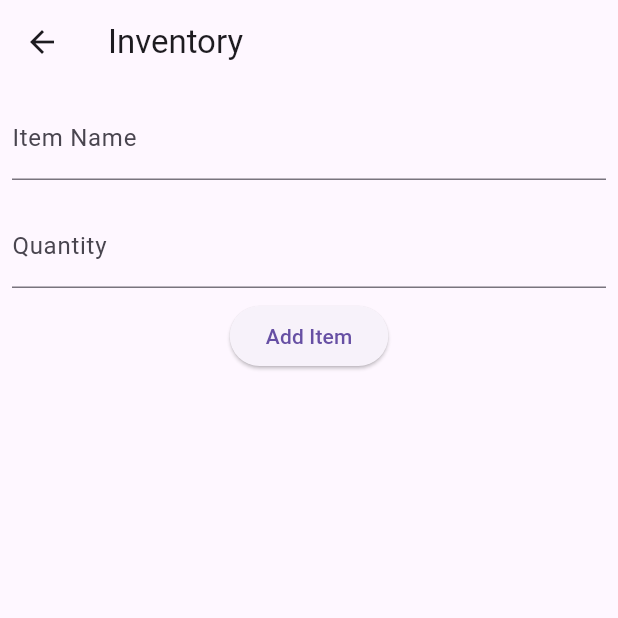
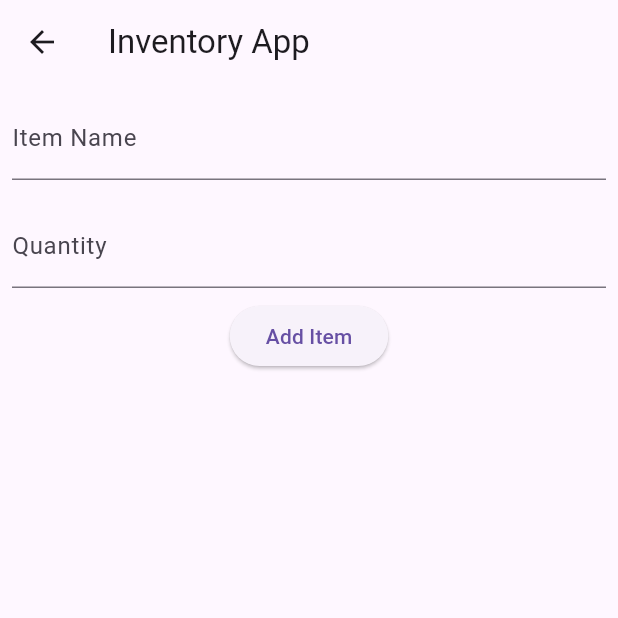
Before and after one commit to rojanparajuli/Inventory, a Flutter app: the InventoryPage screen opened directly, after a tap on "Add Item", on a phone screen of 412 x 824 dp, the top half of it. Run offline on Flutter 3.47's test engine with Material 3 defaults, Android fonts, the phone set to English and light mode, and no system bars; our stand-ins replace get, get_storage, sqflite; accounts and stored records are empty.

Commit message:
first commit

```diff
--- a/lib/controller/inventory_controller.dart
+++ b/lib/controller/inventory_controller.dart
@@ -1,32 +1,39 @@
 import 'package:get/get.dart';
-import 'package:inventory/data/database_helper.dart';
+import 'package:get_storage/get_storage.dart';
 
 class ItemController extends GetxController {
   var items = [].obs;
-  final DatabaseHelper _dbHelper = DatabaseHelper();
+  final storage = GetStorage();
 
   @override
   void onInit() {
     super.onInit();
-    _refreshItems();
+    _loadItems();
   }
 
-  Future<void> _refreshItems() async {
-    final data = await _dbHelper.getItems();
-    items.value = data;
+  void _loadItems() {
+    List<dynamic>? storedItems = storage.read<List>('items');
+    if (storedItems != null) {
+      items.value = storedItems;
+    }
   }
 
-  Future<int> addItem(String name, int quantity, ) async {
-    int id = await _dbHelper.insertItem({
+  void _saveItems() {
+    storage.write('items', items.toList());
+  }
+
+  void addItem(String name, int quantity) {
+    int id = DateTime.now().millisecondsSinceEpoch; //  unique ID..................
+    items.add({
+      'id': id,
       'name': name,
       'quantity': quantity,
     });
-    _refreshItems();
-    return id;
+    _saveItems();
   }
 
-  Future<void> deleteItem(int id) async {
-    await _dbHelper.deleteItem(id);
-    _refreshItems();
+  void deleteItem(int id) {
+    items.removeWhere((item) => item['id'] == id);
+    _saveItems();
   }
 }
--- a/lib/view/home/inventory_screen.dart
+++ b/lib/view/home/inventory_screen.dart
@@ -14,7 +14,7 @@ class InventoryPage extends StatelessWidget {
   Widget build(BuildContext context) {
     return Scaffold(
       appBar: AppBar(
-        title: const Text('Inventory '),
+        title: const Text('Inventory App'),
       ),
       body: Column(
         children: [
```
